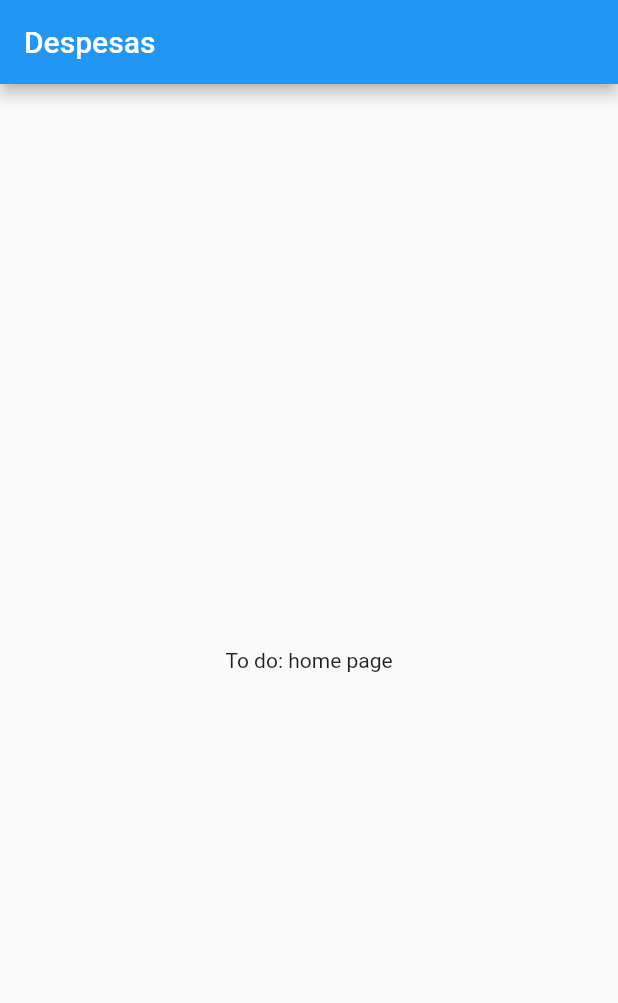
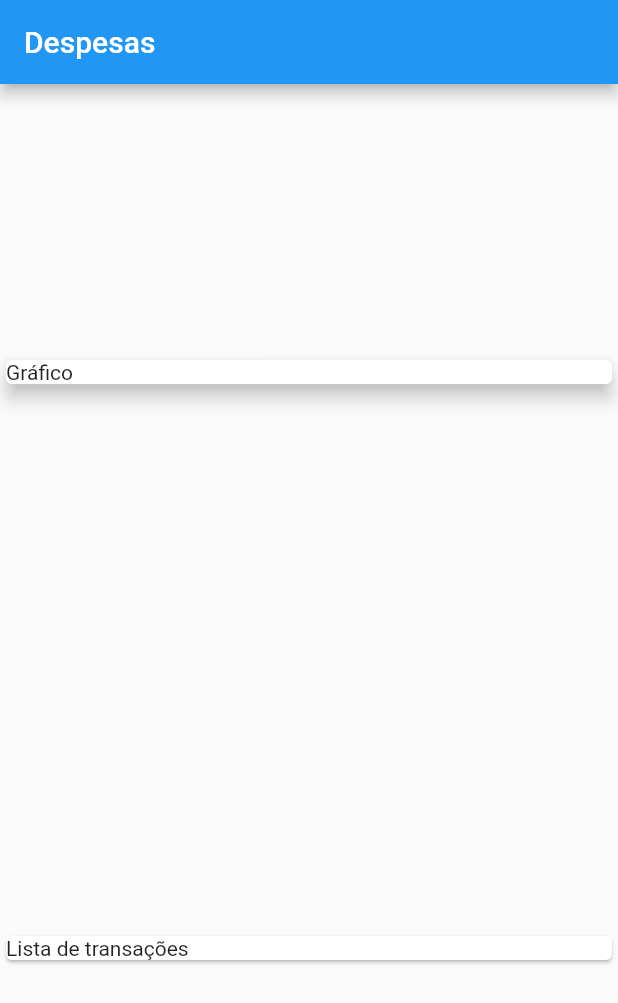
Before and after one commit to LeSales/expenses, a Flutter app: the screen it shows after launch, on a phone screen of 412 x 824 dp. Shown: the top 1003 px of the screen. Run offline on Flutter 3.47's test engine with Material 2 defaults, Android fonts, the phone set to English and light mode, and no system bars.

Commit message:
create base cards for graph and transactions

```diff
--- a/lib/screens/home/home_screen.dart
+++ b/lib/screens/home/home_screen.dart
@@ -9,8 +9,20 @@ class HomePage extends StatelessWidget {
       appBar: AppBar(
         title: const Text('Despesas'),
       ),
-      body: const Center(
-        child: Text('To do: home page'),
+      body: Column(
+        mainAxisAlignment: MainAxisAlignment.spaceAround,
+        crossAxisAlignment: CrossAxisAlignment.stretch,
+        children: <Widget>[
+          Container(
+            child: const Card(
+              child: Text('Gráfico'),
+              elevation: 5,
+            ),
+          ),
+          const Card(
+            child: Text('Lista de transações'),
+          )
+        ],
       ),
     );
   }
```
